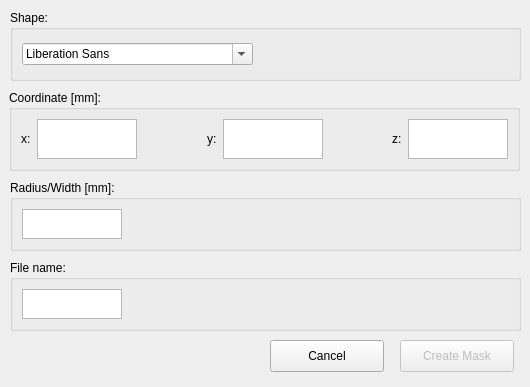
Qt form src/ui/create_mask.ui (pfechd/jabe) before a commit.
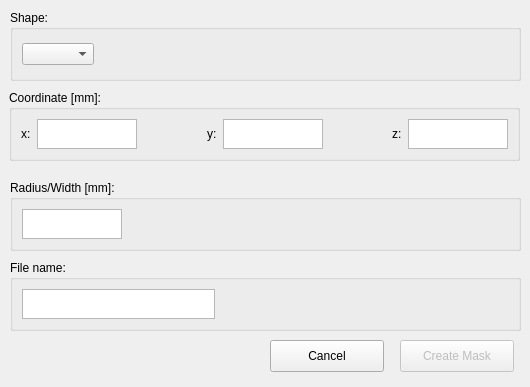
The same form after that commit.

Diff of the .ui file:
```diff
--- a/src/ui/create_mask.ui
+++ b/src/ui/create_mask.ui
@@ -19,7 +19,7 @@
      <x>9</x>
      <y>90</y>
      <width>511</width>
-     <height>81</height>
+     <height>71</height>
     </rect>
    </property>
    <property name="title">
@@ -181,7 +181,7 @@
    </property>
    <layout class="QHBoxLayout" name="horizontalLayout_3">
     <item>
-     <widget class="QFontComboBox" name="fontComboBox_shape"/>
+     <widget class="QComboBox" name="comboBox_shape"/>
     </item>
     <item>
      <spacer name="horizontalSpacer_4">
@@ -250,7 +250,7 @@
       </property>
       <property name="maximumSize">
        <size>
-        <width>100</width>
+        <width>200</width>
         <height>100</height>
        </size>
       </property>
@@ -261,9 +261,12 @@
       <property name="orientation">
        <enum>Qt::Horizontal</enum>
       </property>
+      <property name="sizeType">
+       <enum>QSizePolicy::Maximum</enum>
+      </property>
       <property name="sizeHint" stdset="0">
        <size>
-        <width>40</width>
+        <width>300</width>
         <height>20</height>
        </size>
       </property>
```
